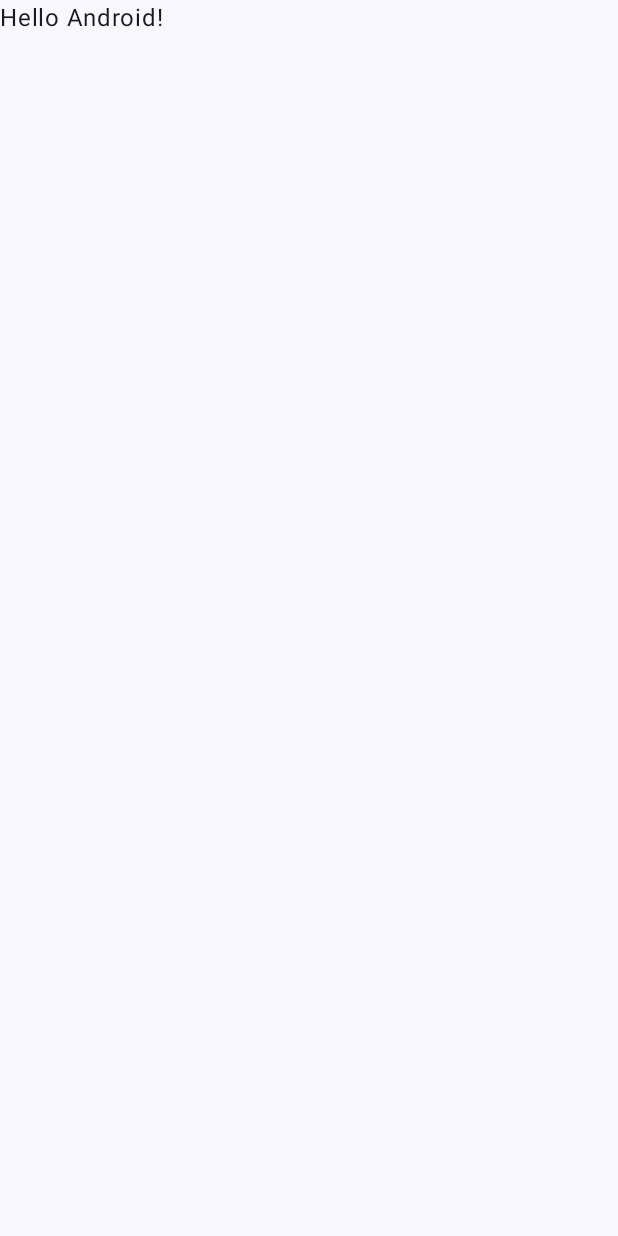
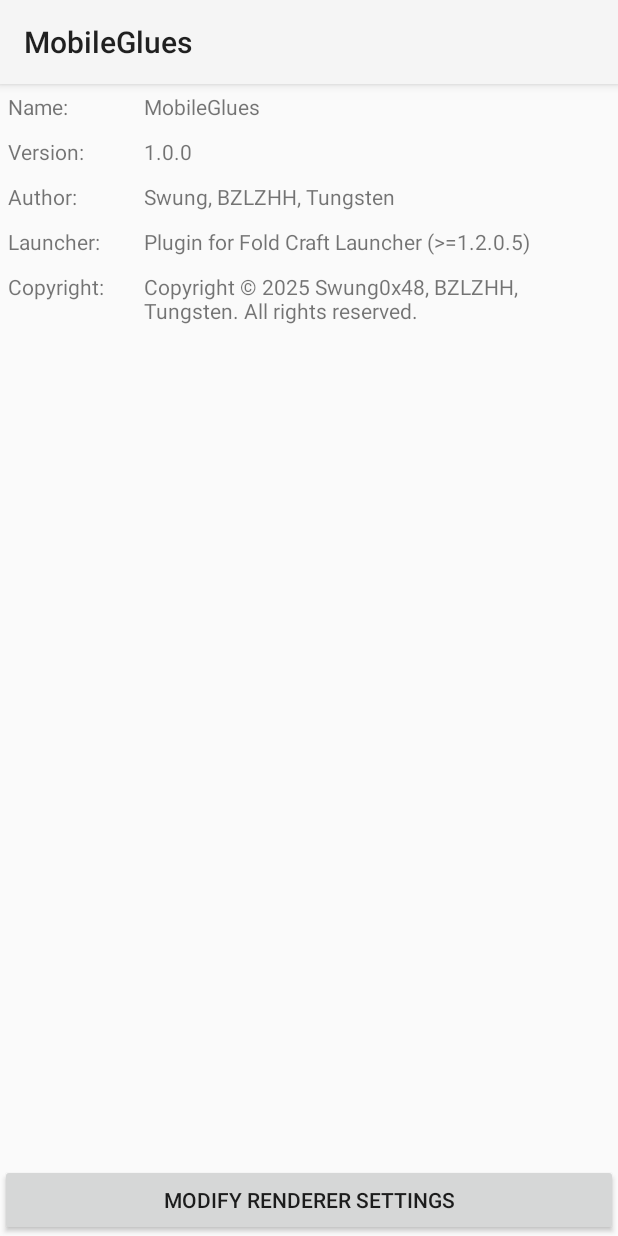
Before and after one commit to windtheminer/MobileGlues-plugin, an Android app: the screen it shows after launch (MainActivity), on a phone screen of 412 x 824 dp. Before the commit the screen is almost empty. Run offline under Robolectric (Android 15) with nearby library versions, the phone set to English and light mode, and no system bars; 1 statement that could not run was skipped.

Commit message:
Feat: add UI

```diff
--- /dev/null
+++ b/app/src/main/java/com/fcl/plugin/mobileglues/MainActivity.java
@@ -0,0 +1,151 @@
+package com.fcl.plugin.mobileglues;
+
+import static android.Manifest.permission.READ_EXTERNAL_STORAGE;
+import static android.Manifest.permission.WRITE_EXTERNAL_STORAGE;
+
+import android.app.AlertDialog;
+import android.content.Intent;
+import android.content.pm.PackageManager;
+import android.net.Uri;
+import android.os.Build;
+import android.os.Bundle;
+import android.os.Environment;
+import android.provider.Settings;
+import android.view.View;
+import android.widget.AdapterView;
+import android.widget.ArrayAdapter;
+import android.widget.Button;
+import android.widget.LinearLayout;
+import android.widget.Spinner;
+
+import androidx.activity.ComponentActivity;
+import androidx.annotation.Nullable;
+import androidx.core.app.ActivityCompat;
+import androidx.core.content.ContextCompat;
+
+import com.fcl.plugin.mobileglues.utils.ResultListener;
+
+import java.util.ArrayList;
+
+public class MainActivity extends ComponentActivity implements AdapterView.OnItemSelectedListener {
+
+    private Button openOptions;
+
+    private LinearLayout optionLayout;
+    private Spinner angleSpinner;
+    private Spinner noErrorSpinner;
+
+    @Override
+    protected void onCreate(@Nullable Bundle savedInstanceState) {
+        super.onCreate(savedInstanceState);
+        setContentView(R.layout.activity_main);
+
+        openOptions = findViewById(R.id.open_options);
+
+        optionLayout = findViewById(R.id.option_layout);
+        angleSpinner = findViewById(R.id.spinner_angle);
+        noErrorSpinner = findViewById(R.id.spinner_no_error);
+
+        ArrayList<String> angleOptions = new ArrayList<>();
+        angleOptions.add(getString(R.string.option_angle_disable_if_possible));
+        angleOptions.add(getString(R.string.option_angle_enable_if_possible));
+        angleOptions.add(getString(R.string.option_angle_disable));
+        angleOptions.add(getString(R.string.option_angle_enable));
+        ArrayAdapter<String> angleAdapter = new ArrayAdapter<>(this, R.layout.spinner, angleOptions);
+        angleSpinner.setAdapter(angleAdapter);
+
+        ArrayList<String> noErrorOptions = new ArrayList<>();
+        noErrorOptions.add(getString(R.string.option_no_error_auto));
+        noErrorOptions.add(getString(R.string.option_no_error_enable));
+        noErrorOptions.add(getString(R.string.option_no_error_disable));
+        ArrayAdapter<String> noErrorAdapter = new ArrayAdapter<>(this, R.layout.spinner, noErrorOptions);
+        noErrorSpinner.setAdapter(noErrorAdapter);
+
+        angleSpinner.setOnItemSelectedListener(this);
+        noErrorSpinner.setOnItemSelectedListener(this);
+
+        openOptions.setOnClickListener(view -> checkPermission());
+
+        checkPermissionSilently();
+    }
+
+    private void showOptions() {
+        openOptions.setVisibility(View.GONE);
+        optionLayout.setVisibility(View.VISIBLE);
+    }
+
+    private void checkPermissionSilently() {
+        if (Build.VERSION.SDK_INT >= Build.VERSION_CODES.R) {
+            if (Environment.isExternalStorageManager()) {
+                showOptions();
+            }
+        } else {
+            if (ActivityCompat.checkSelfPermission(this, READ_EXTERNAL_STORAGE) == PackageManager.PERMISSION_GRANTED && ContextCompat.checkSelfPermission(this, WRITE_EXTERNAL_STORAGE) == PackageManager.PERMISSION_GRANTED) {
+                showOptions();
+            }
+        }
+    }
+
+    private void checkPermission() {
+        if (Build.VERSION.SDK_INT >= Build.VERSION_CODES.R) {
+            if (Environment.isExternalStorageManager()) {
+                showOptions();
+            } else {
+                Intent intent = new Intent(Settings.ACTION_MANAGE_APP_ALL_FILES_ACCESS_PERMISSION);
+                intent.setData(Uri.parse("package:" + getPackageName()));
+                ResultListener.startActivityForResult(this, intent, 1000, (requestCode, resultCode, data) -> {
+                    if (requestCode == 1000) {
+                        if (Environment.isExternalStorageManager()) {
+                            showOptions();
+                        } else {
+                            recheckPermission();
+                        }
+                    }
+                });
+            }
+        } else {
+            if (ActivityCompat.checkSelfPermission(this, READ_EXTERNAL_STORAGE) == PackageManager.PERMISSION_GRANTED && ContextCompat.checkSelfPermission(this, WRITE_EXTERNAL_STORAGE) == PackageManager.PERMISSION_GRANTED) {
+                showOptions();
+            } else {
+                if (ActivityCompat.shouldShowRequestPermissionRationale(this, WRITE_EXTERNAL_STORAGE) || ActivityCompat.shouldShowRequestPermissionRationale(this, READ_EXTERNAL_STORAGE)) {
+                    recheckPermission();
+                } else {
+                    ActivityCompat.requestPermissions(this, new String[]{WRITE_EXTERNAL_STORAGE, READ_EXTERNAL_STORAGE}, 1000);
+                }
+            }
+        }
+    }
+
+    private void recheckPermission() {
+        AlertDialog.Builder builder = new AlertDialog.Builder(this);
+        builder.setCancelable(false);
+        builder.setTitle(getString(R.string.dialog_permission_title));
+        builder.setMessage(getString(R.string.dialog_permission_msg));
+        builder.setPositiveButton(R.string.dialog_positive, (dialogInterface, i) -> checkPermission());
+        builder.setNegativeButton(R.string.dialog_negative, (dialogInterface, i) -> {
+            // Do nothing here.
+        });
+        builder.create().show();
+    }
+
+    @Override
+    public void onItemSelected(AdapterView<?> adapterView, View view, int i, long l) {
+        if (adapterView == angleSpinner) {
+
+        }
+        if (adapterView == noErrorSpinner) {
+
+        }
+    }
+
+    @Override
+    public void onNothingSelected(AdapterView<?> adapterView) {
+
+    }
+
+    @Override
+    protected void onActivityResult(int requestCode, int resultCode, @Nullable Intent data) {
+        super.onActivityResult(requestCode, resultCode, data);
+        ResultListener.onActivityResult(requestCode, resultCode, data);
+    }
+}
--- a/app/src/main/java/com/fcl/plugin/mobileglues/MainActivity.kt
+++ /dev/null
@@ -1,47 +0,0 @@
-package com.fcl.plugin.mobileglues
-
-import android.os.Bundle
-import androidx.activity.ComponentActivity
-import androidx.activity.compose.setContent
-import androidx.activity.enableEdgeToEdge
-import androidx.compose.foundation.layout.fillMaxSize
-import androidx.compose.foundation.layout.padding
-import androidx.compose.material3.Scaffold
-import androidx.compose.material3.Text
-import androidx.compose.runtime.Composable
-import androidx.compose.ui.Modifier
-import androidx.compose.ui.tooling.preview.Preview
-import com.fcl.plugin.mobileglues.ui.theme.MobileGluesTheme
-
-class MainActivity : ComponentActivity() {
-    override fun onCreate(savedInstanceState: Bundle?) {
-        super.onCreate(savedInstanceState)
-        enableEdgeToEdge()
-        setContent {
-            MobileGluesTheme {
-                Scaffold(modifier = Modifier.fillMaxSize()) { innerPadding ->
-                    Greeting(
-                        name = "Android",
-                        modifier = Modifier.padding(innerPadding)
-                    )
-                }
-            }
-        }
-    }
-}
-
-@Composable
-fun Greeting(name: String, modifier: Modifier = Modifier) {
-    Text(
-        text = "Hello $name!",
-        modifier = modifier
-    )
-}
-
-@Preview(showBackground = true)
-@Composable
-fun GreetingPreview() {
-    MobileGluesTheme {
-        Greeting("Android")
-    }
-}
--- a/app/src/main/java/com/fcl/plugin/mobileglues/ui/theme/Color.kt
+++ /dev/null
@@ -1,11 +0,0 @@
-package com.fcl.plugin.mobileglues.ui.theme
-
-import androidx.compose.ui.graphics.Color
-
-val Purple80 = Color(0xFFD0BCFF)
-val PurpleGrey80 = Color(0xFFCCC2DC)
-val Pink80 = Color(0xFFEFB8C8)
-
-val Purple40 = Color(0xFF6650a4)
-val PurpleGrey40 = Color(0xFF625b71)
-val Pink40 = Color(0xFF7D5260)
--- a/app/src/main/java/com/fcl/plugin/mobileglues/ui/theme/Theme.kt
+++ /dev/null
@@ -1,58 +0,0 @@
-package com.fcl.plugin.mobileglues.ui.theme
-
-import android.app.Activity
-import android.os.Build
-import androidx.compose.foundation.isSystemInDarkTheme
-import androidx.compose.material3.MaterialTheme
-import androidx.compose.material3.darkColorScheme
-import androidx.compose.material3.dynamicDarkColorScheme
-import androidx.compose.material3.dynamicLightColorScheme
-import androidx.compose.material3.lightColorScheme
-import androidx.compose.runtime.Composable
-import androidx.compose.ui.platform.LocalContext
-
-private val DarkColorScheme = darkColorScheme(
-    primary = Purple80,
-    secondary = PurpleGrey80,
-    tertiary = Pink80
-)
-
-private val LightColorScheme = lightColorScheme(
-    primary = Purple40,
-    secondary = PurpleGrey40,
-    tertiary = Pink40
-
-    /* Other default colors to override
-    background = Color(0xFFFFFBFE),
-    surface = Color(0xFFFFFBFE),
-    onPrimary = Color.White,
-    onSecondary = Color.White,
-    onTertiary = Color.White,
-    onBackground = Color(0xFF1C1B1F),
-    onSurface = Color(0xFF1C1B1F),
-    */
-)
-
-@Composable
-fun MobileGluesTheme(
-    darkTheme: Boolean = isSystemInDarkTheme(),
-    // Dynamic color is available on Android 12+
-    dynamicColor: Boolean = true,
-    content: @Composable () -> Unit
-) {
-    val colorScheme = when {
-        dynamicColor && Build.VERSION.SDK_INT >= Build.VERSION_CODES.S -> {
-            val context = LocalContext.current
-            if (darkTheme) dynamicDarkColorScheme(context) else dynamicLightColorScheme(context)
-        }
-
-        darkTheme -> DarkColorScheme
-        else -> LightColorScheme
-    }
-
-    MaterialTheme(
-        colorScheme = colorScheme,
-        typography = Typography,
-        content = content
-    )
-}
--- a/app/src/main/java/com/fcl/plugin/mobileglues/ui/theme/Type.kt
+++ /dev/null
@@ -1,34 +0,0 @@
-package com.fcl.plugin.mobileglues.ui.theme
-
-import androidx.compose.material3.Typography
-import androidx.compose.ui.text.TextStyle
-import androidx.compose.ui.text.font.FontFamily
-import androidx.compose.ui.text.font.FontWeight
-import androidx.compose.ui.unit.sp
-
-// Set of Material typography styles to start with
-val Typography = Typography(
-    bodyLarge = TextStyle(
-        fontFamily = FontFamily.Default,
-        fontWeight = FontWeight.Normal,
-        fontSize = 16.sp,
-        lineHeight = 24.sp,
-        letterSpacing = 0.5.sp
-    )
-    /* Other default text styles to override
-    titleLarge = TextStyle(
-        fontFamily = FontFamily.Default,
-        fontWeight = FontWeight.Normal,
-        fontSize = 22.sp,
-        lineHeight = 28.sp,
-        letterSpacing = 0.sp
-    ),
-    labelSmall = TextStyle(
-        fontFamily = FontFamily.Default,
-        fontWeight = FontWeight.Medium,
-        fontSize = 11.sp,
-        lineHeight = 16.sp,
-        letterSpacing = 0.5.sp
-    )
-    */
-)
--- /dev/null
+++ b/app/src/main/java/com/fcl/plugin/mobileglues/utils/ResultListener.java
@@ -0,0 +1,32 @@
+package com.fcl.plugin.mobileglues.utils;
+
+import android.app.Activity;
+import android.content.Intent;
+
+import androidx.annotation.Nullable;
+
+public class ResultListener {
+
+    private static Listener listener;
+
+    public static void registerListener(Listener listener) {
+        ResultListener.listener = listener;
+    }
+
+    public static void onActivityResult(int requestCode, int resultCode, @Nullable Intent data) {
+        if (listener != null) {
+            listener.onActivityResult(requestCode, resultCode, data);
+            listener = null;
+        }
+    }
+
+    public static void startActivityForResult(Activity activity, Intent intent, int requestCode, Listener listener) {
+        registerListener(listener);
+        activity.startActivityForResult(intent, requestCode);
+    }
+
+    public interface Listener {
+        void onActivityResult(int requestCode, int resultCode, @Nullable Intent data);
+    }
+
+}
--- /dev/null
+++ b/app/src/main/res/layout/activity_main.xml
@@ -0,0 +1,151 @@
+<?xml version="1.0" encoding="utf-8"?>
+<LinearLayout xmlns:android="http://schemas.android.com/apk/res/android"
+    android:orientation="vertical"
+    android:layout_width="match_parent"
+    android:layout_height="match_parent">
+
+    <LinearLayout
+        android:layout_width="match_parent"
+        android:layout_height="wrap_content"
+        android:orientation="horizontal">
+
+        <TextView
+            android:layout_width="80dp"
+            android:layout_height="wrap_content"
+            android:text="@string/view_name"
+            android:layout_margin="5dp" />
+
+        <TextView
+            android:layout_width="0dp"
+            android:layout_height="wrap_content"
+            android:layout_weight="1"
+            android:text="@string/info_name"
+            android:layout_margin="5dp" />
+
+    </LinearLayout>
+
+    <LinearLayout
+        android:layout_width="match_parent"
+        android:layout_height="wrap_content"
+        android:orientation="horizontal">
+
+        <TextView
+            android:layout_width="80dp"
+            android:layout_height="wrap_content"
+            android:text="@string/view_version"
+            android:layout_margin="5dp" />
+
+        <TextView
+            android:layout_width="0dp"
+            android:layout_height="wrap_content"
+            android:layout_weight="1"
+            android:text="@string/info_version"
+            android:layout_margin="5dp" />
+
+    </LinearLayout>
+
+    <LinearLayout
+        android:layout_width="match_parent"
+        android:layout_height="wrap_content"
+        android:orientation="horizontal">
+
+        <TextView
+            android:layout_width="80dp"
+            android:layout_height="wrap_content"
+            android:text="@string/view_author"
+            android:layout_margin="5dp" />
+
+        <TextView
+            android:layout_width="0dp"
+            android:layout_height="wrap_content"
+            android:layout_weight="1"
+            android:text="@string/info_author"
+            android:layout_margin="5dp" />
+
+    </LinearLayout>
+
+    <LinearLayout
+        android:layout_width="match_parent"
+        android:layout_height="wrap_content"
+        android:orientation="horizontal">
+
+        <TextView
+            android:layout_width="80dp"
+            android:layout_height="wrap_content"
+            android:text="@string/view_launcher"
+            android:layout_margin="5dp" />
+
+        <TextView
+            android:layout_width="0dp"
+            android:layout_height="wrap_content"
+            android:layout_weight="1"
+            android:text="@string/info_launcher"
+            android:layout_margin="5dp" />
+
+    </LinearLayout>
+
+    <LinearLayout
+        android:layout_width="match_parent"
+        android:layout_height="wrap_content"
+        android:orientation="horizontal">
+
+        <TextView
+            android:layout_width="80dp"
+            android:layout_height="wrap_content"
+            android:text="@string/view_copyright"
+            android:layout_margin="5dp" />
+
+        <TextView
+            android:layout_width="0dp"
+            android:layout_height="wrap_content"
+            android:layout_weight="1"
+            android:text="@string/info_copyright"
+            android:layout_margin="5dp" />
+
+    </LinearLayout>
+
+    <View
+        android:layout_width="match_parent"
+        android:layout_height="0dp"
+        android:layout_weight="1" />
+
+    <LinearLayout
+        android:id="@+id/option_layout"
+        android:visibility="gone"
+        android:layout_width="match_parent"
+        android:layout_height="wrap_content"
+        android:orientation="vertical">
+
+        <TextView
+            android:layout_width="wrap_content"
+            android:layout_height="wrap_content"
+            android:text="@string/option_angle"
+            android:layout_margin="5dp" />
+
+        <Spinner
+            android:id="@+id/spinner_angle"
+            android:layout_width="match_parent"
+            android:layout_height="wrap_content"
+            android:layout_margin="5dp" />
+
+        <TextView
+            android:layout_width="wrap_content"
+            android:layout_height="wrap_content"
+            android:text="@string/option_no_error"
+            android:layout_margin="5dp" />
+
+        <Spinner
+            android:id="@+id/spinner_no_error"
+            android:layout_width="match_parent"
+            android:layout_height="wrap_content"
+            android:layout_margin="5dp" />
+
+    </LinearLayout>
+
+    <Button
+        android:layout_width="match_parent"
+        android:layout_height="wrap_content"
+        android:text="@string/open_options"
+        android:id="@+id/open_options" />
+
+</LinearLayout>
--- /dev/null
+++ b/app/src/main/res/layout/spinner.xml
@@ -0,0 +1,11 @@
+<?xml version="1.0" encoding="utf-8"?>
+<TextView xmlns:android="http://schemas.android.com/apk/res/android"
+    android:padding="10dp"
+    style="?android:attr/spinnerItemStyle"
+    android:layout_width="match_parent"
+    android:layout_height="wrap_content"
+    android:layout_centerVertical="true"
+    android:ellipsize="marquee"
+    android:singleLine="true"
+    android:textAlignment="inherit"
+    android:textSize="13sp"/>
--- a/app/src/main/res/values/strings.xml
+++ b/app/src/main/res/values/strings.xml
@@ -1,3 +1,34 @@
 <resources>
     <string name="app_name">MobileGlues</string>
+
+    <string name="info_name" translatable="false">MobileGlues</string>
+    <string name="info_version" translatable="false">1.0.0</string>
+    <string name="info_author" translatable="false">Swung, BZLZHH, Tungsten</string>
+    <string name="info_copyright" translatable="false">Copyright © 2025 Swung0x48, BZLZHH, Tungsten. All rights reserved.</string>
+    <string name="info_launcher">Plugin for Fold Craft Launcher (>=1.2.0.5)</string>
+
+    <string name="view_name">Name: </string>
+    <string name="view_version">Version: </string>
+    <string name="view_author">Author: </string>
+    <string name="view_copyright">Copyright: </string>
+    <string name="view_launcher">Launcher: </string>
+
+    <string name="open_options">Modify renderer settings</string>
+
+    <string name="option_angle">Use ANGLE as OpenGLES driver</string>
+    <string name="option_angle_disable_if_possible">Disable if possible</string>
+    <string name="option_angle_enable_if_possible">Enable if possible</string>
+    <string name="option_angle_disable">Disable</string>
+    <string name="option_angle_enable">Enable</string>
+
+    <string name="option_no_error">Hide shader error</string>
+    <string name="option_no_error_auto">Auto</string>
+    <string name="option_no_error_enable">Enable</string>
+    <string name="option_no_error_disable">Disable</string>
+
+    <string name="dialog_positive">OK</string>
+    <string name="dialog_negative">Cancel</string>
+
+    <string name="dialog_permission_title">Info</string>
+    <string name="dialog_permission_msg">Modifying rendering options requires read and write permissions. Please grant read and write permissions before modifying.</string>
 </resources>
--- a/app/src/main/res/values/themes.xml
+++ b/app/src/main/res/values/themes.xml
@@ -1,5 +1,5 @@
 <?xml version="1.0" encoding="utf-8"?>
 <resources>
 
-    <style name="Theme.MobileGlues" parent="android:Theme.Material.Light.NoActionBar" />
+    <style name="Theme.MobileGlues" parent="android:Theme.Material.Light" />
 </resources>
```
Also changed, not shown: app/build.gradle.kts (+2 -6 lines), app/src/main/AndroidManifest.xml (+10 -0 lines), 1 other file.
